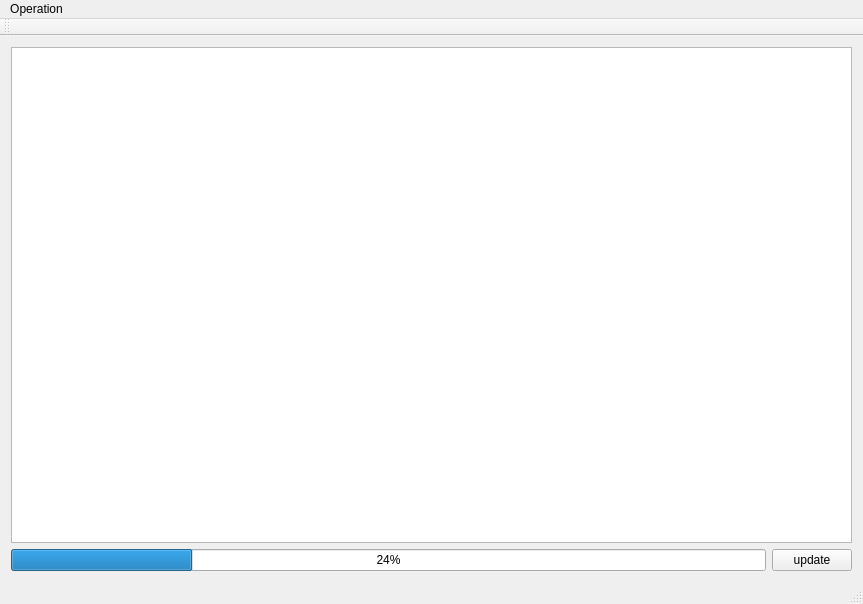
Above: Delivery Record/deliveryrecord.ui from pengjianaixue/Delivery-Record before the change. Below: the same form after it.
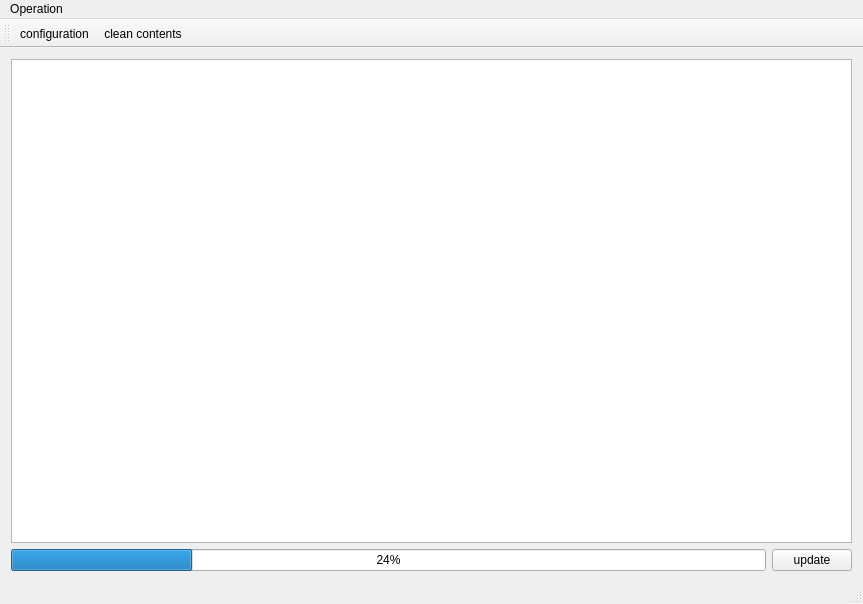
That is the form after the change. Icons and pictures are not drawn.

```diff
--- a/Delivery Record/deliveryrecord.ui
+++ b/Delivery Record/deliveryrecord.ui
@@ -67,6 +67,8 @@
    <attribute name="toolBarBreak">
     <bool>false</bool>
    </attribute>
+   <addaction name="actionconfiguration"/>
+   <addaction name="actionclean_contents"/>
   </widget>
   <widget class="QStatusBar" name="statusBar"/>
   <action name="actionclean_contents">
```
Left out of the diff: 10 changed lines with no effect on the pictures.
